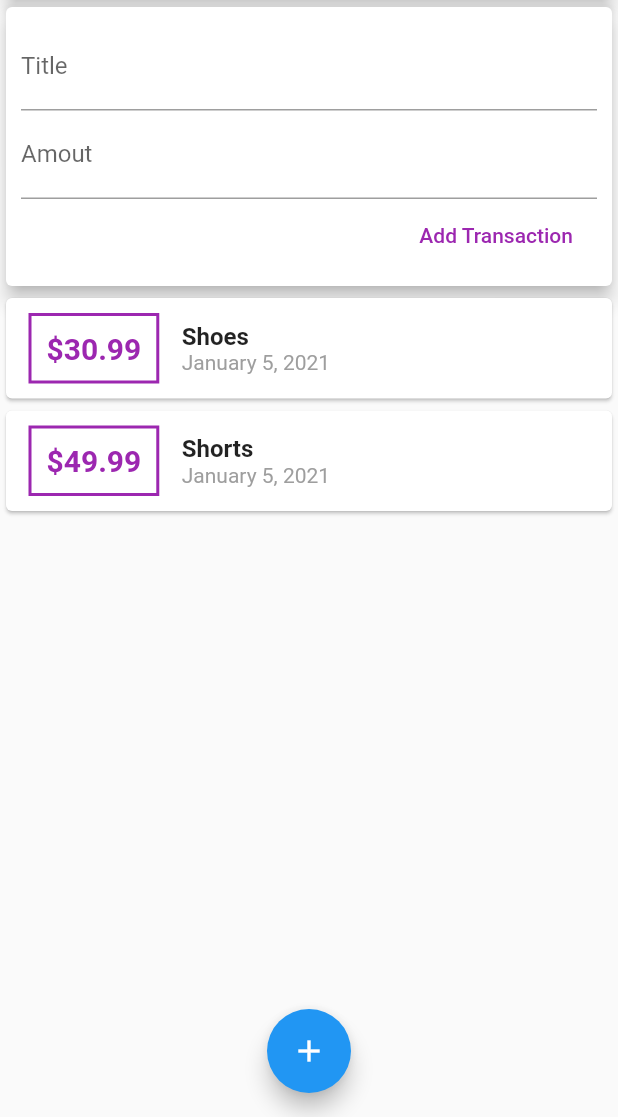
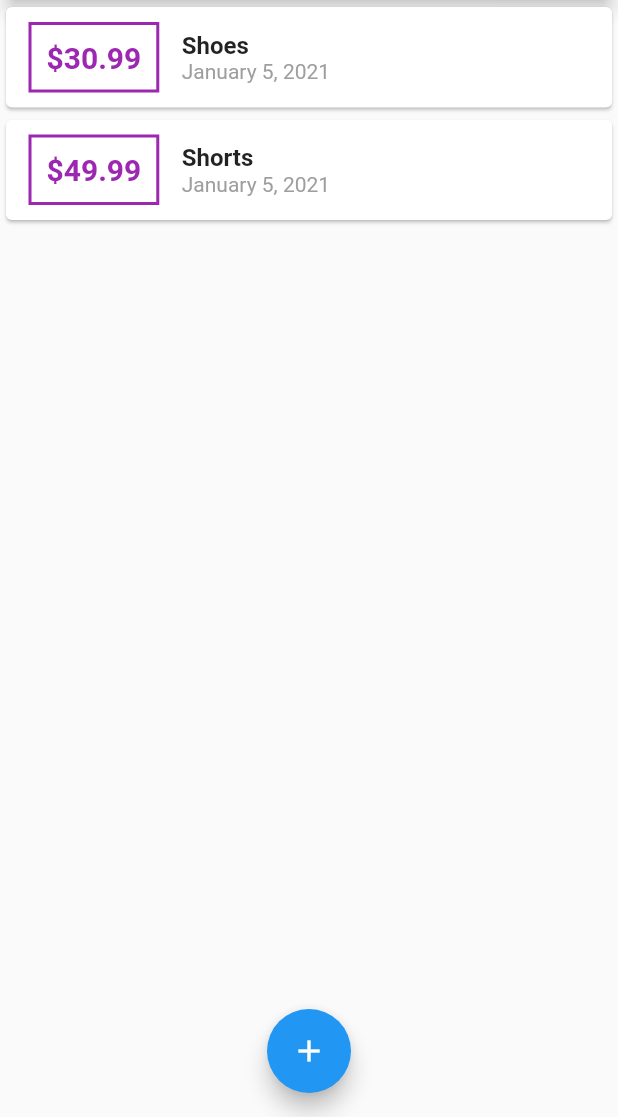
Before and after one commit to bladerangel/personal_expenses, a Flutter app: the screen it shows after launch, on a phone screen of 412 x 824 dp, the part 119-1236 px from its top. Run offline on Flutter 3.47's test engine with Material 2 defaults, Android fonts, the phone set to English and light mode, and no system bars.

Commit message:
Show new transaction modal

```diff
--- a/lib/main.dart
+++ b/lib/main.dart
@@ -1,6 +1,8 @@
 import 'package:flutter/material.dart';
 
-import './widgets/transaction/transaction_widget.dart';
+import './widgets/transaction_list/transaction_list_widget.dart';
+import './models/transaction.dart';
+import './widgets/new_transaction/new_transaction_widget.dart';
 
 void main() => runApp(MyApp());
 
@@ -14,21 +16,62 @@ class MyApp extends StatelessWidget {
   }
 }
 
-class MyHomePage extends StatelessWidget {
+class MyHomePage extends StatefulWidget {
+  @override
+  _MyHomePageState createState() => _MyHomePageState();
+}
+
+class _MyHomePageState extends State<MyHomePage> {
+  final List<Transaction> _transactions = [
+    Transaction(
+      id: 't1',
+      title: 'Shoes',
+      amout: 30.99,
+      date: DateTime.now(),
+    ),
+    Transaction(
+      id: 't2',
+      title: 'Shorts',
+      amout: 49.99,
+      date: DateTime.now(),
+    ),
+  ];
+
+  _modalNewTransaction(BuildContext context) {
+    showModalBottomSheet(
+      context: context,
+      builder: (_) => NewTransactionWiget(
+        onPressed: _addNewTransaction,
+      ),
+    );
+  }
+
+  void _addNewTransaction(String title, double amount) {
+    final transaction = Transaction(
+        id: DateTime.now().toString(),
+        title: title,
+        amout: amount,
+        date: DateTime.now());
+
+    setState(() {
+      _transactions.add(transaction);
+    });
+  }
+
   @override
   Widget build(BuildContext context) {
     return Scaffold(
       floatingActionButtonLocation: FloatingActionButtonLocation.centerFloat,
       floatingActionButton: FloatingActionButton(
         child: Icon(Icons.add),
-        onPressed: () {},
+        onPressed: () => _modalNewTransaction(context),
       ),
       appBar: AppBar(
         title: Text("App Bar"),
         actions: [
           IconButton(
             icon: Icon(Icons.add),
-            onPressed: () {},
+            onPressed: () => _modalNewTransaction(context),
           ),
         ],
       ),
@@ -43,7 +86,7 @@ class MyHomePage extends StatelessWidget {
                 elevation: 5,
               ),
             ),
-            TransactionWidget()
+            TransactionListWidget(transactions: _transactions),
           ],
         ),
       ),
--- a/lib/widgets/transaction/transaction_widget.dart
+++ /dev/null
@@ -1,51 +0,0 @@
-import 'package:flutter/material.dart';
-
-import '../new_transaction/new_transaction_widget.dart';
-import '../transaction_list/transaction_list_widget.dart';
-import '../../models/transaction.dart';
-
-class TransactionWidget extends StatefulWidget {
-  @override
-  _TransactionWidgetState createState() => _TransactionWidgetState();
-}
-
-class _TransactionWidgetState extends State<TransactionWidget> {
-  final List<Transaction> _transactions = [
-    Transaction(
-      id: 't1',
-      title: 'Shoes',
-      amout: 30.99,
-      date: DateTime.now(),
-    ),
-    Transaction(
-      id: 't2',
-      title: 'Shorts',
-      amout: 49.99,
-      date: DateTime.now(),
-    ),
-  ];
-
-  void _addNewTransaction(String title, double amount) {
-    final transaction = Transaction(
-        id: DateTime.now().toString(),
-        title: title,
-        amout: amount,
-        date: DateTime.now());
-
-    setState(() {
-      _transactions.add(transaction);
-    });
-  }
-
-  @override
-  Widget build(BuildContext context) {
-    return Column(
-      children: [
-        NewTransactionWiget(onPressed: _addNewTransaction),
-        TransactionListWidget(
-          transactions: _transactions,
-        ),
-      ],
-    );
-  }
-}
```
